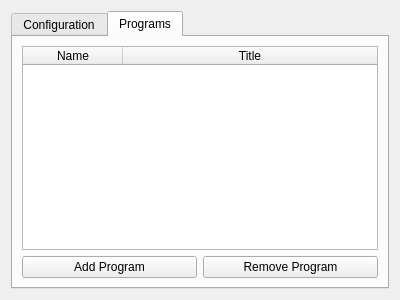
Before: the Qt Designer form MoleQueue/queuesettingsdialog.ui in OpenChemistry/molequeue, drawn with Qt 5.
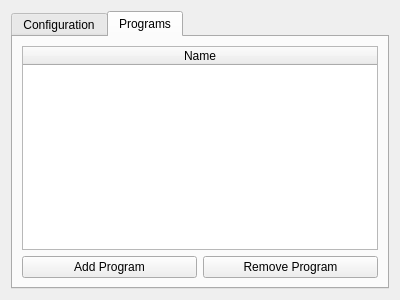
After: the same form once the commit is applied.

What changed in the file:
```diff
--- a/MoleQueue/queuesettingsdialog.ui
+++ b/MoleQueue/queuesettingsdialog.ui
@@ -99,11 +99,6 @@
            <string>Name</string>
           </property>
          </column>
-         <column>
-          <property name="text">
-           <string>Title</string>
-          </property>
-         </column>
         </widget>
        </item>
        <item>
```
